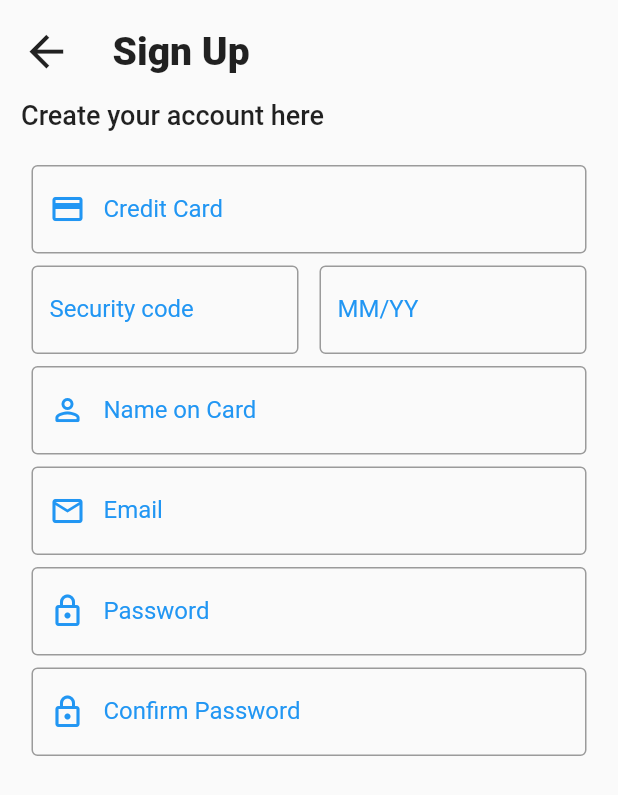
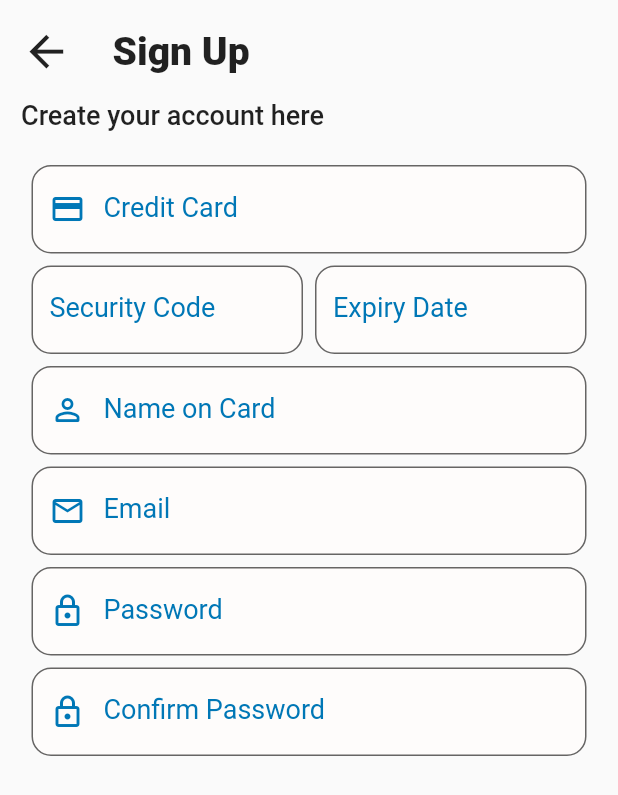
Before and after one commit to RaedAddala/boukini, a Flutter app: the screen it shows after launch, on a phone screen of 412 x 824 dp. Shown: the top 795 px of the screen. Run offline on Flutter 3.47's test engine with Material 2 defaults, Android fonts, the phone set to English and light mode, and no system bars; drawn by our look-alikes of flutter_form_builder; our stand-ins replace form_builder_validators.

Commit message:
Sign Up Form designed well.

```diff
--- /dev/null
+++ b/lib/Forms/FormWidgets/form_style.dart
@@ -0,0 +1,31 @@
+import 'package:flutter/material.dart';
+import 'package:hotel_booking/utils/style.dart';
+
+const Color formFillColor = Color(0xfffefcfb);
+const Color formLabelTextColor = Color(0xff00b4d8);
+
+const double circularBorderValue = 13.0;
+const double borderSideWidth = 3;
+const TextStyle labelStyle = TextStyle(
+  color: gThemePrimaryColor,
+  fontSize: 18,
+);
+const OutlineInputBorder formFocusedBorder = OutlineInputBorder(
+  borderRadius: BorderRadius.all(
+    Radius.circular(circularBorderValue),
+  ),
+  borderSide: BorderSide(
+    width: borderSideWidth,
+    color: gThemeFormColor,
+    strokeAlign: BorderSide.strokeAlignCenter,
+  ),
+);
+const OutlineInputBorder formBorder = OutlineInputBorder(
+  borderRadius: BorderRadius.all(
+    Radius.circular(circularBorderValue),
+  ),
+  borderSide: BorderSide(
+    width: borderSideWidth,
+    strokeAlign: BorderSide.strokeAlignCenter,
+  ),
+);
--- a/lib/Forms/FormWidgets/signup_form_widget.dart
+++ b/lib/Forms/FormWidgets/signup_form_widget.dart
@@ -5,6 +5,8 @@ import 'package:form_builder_validators/form_builder_validators.dart';
 import 'package:hotel_booking/utils/forminput_formatters.dart';
 import 'package:hotel_booking/utils/spaces.dart';
 import 'package:hotel_booking/utils/style.dart';
+
+import 'form_style.dart';
 
 class SignUpForm extends StatefulWidget {
   final GlobalKey<FormBuilderState> formKey;
@@ -18,10 +20,7 @@ class SignUpFormState extends State<SignUpForm> {
   @override
   Widget build(BuildContext context) {
     final formKey = widget.formKey;
-
-    final theme = Theme.of(context);
-    final secondaryColor = theme.colorScheme.secondary;
-
+    const requiredMessage = "Field can't be empty";
     final TextEditingController pass = TextEditingController();
     final TextEditingController confirmPass = TextEditingController();
 
@@ -42,28 +41,25 @@ class SignUpFormState extends State<SignUpForm> {
                   CardNumberInputFormatter(),
                 ],
                 autovalidateMode: AutovalidateMode.onUserInteraction,
-                decoration: InputDecoration(
-                  label: const Text("Credit Card"),
+                decoration: const InputDecoration(
+                  filled: true,
+                  fillColor: formFillColor,
+                  border: formBorder,
+                  focusedBorder: formFocusedBorder,
+                  label: Text("Credit Card"),
                   prefixIcon: Icon(
                     Icons.credit_card_outlined,
-                    color: secondaryColor,
+                    color: gThemePrimaryColor,
                   ),
-                  border: const OutlineInputBorder(),
-                  labelStyle: TextStyle(color: secondaryColor),
-                  focusedBorder: OutlineInputBorder(
-                    borderSide: BorderSide(
-                      width: 2.5,
-                      color: secondaryColor,
-                    ),
-                  ),
+                  labelStyle: labelStyle,
                 ),
                 validator: FormBuilderValidators.compose(
                   [
                     FormBuilderValidators.required(
-                      errorText: ('this field must be filled'),
+                      errorText: requiredMessage,
                     ),
                     FormBuilderValidators.creditCard(
-                      errorText: ('Enter a valid credit card number'),
+                      errorText: 'Enter a valid credit card number',
                     ),
                   ],
                 ),
@@ -83,20 +79,30 @@ class SignUpFormState extends State<SignUpForm> {
                         FilteringTextInputFormatter.digitsOnly,
                         LengthLimitingTextInputFormatter(4),
                       ],
-                      decoration: InputDecoration(
-                        label: const Text("Security code"),
-                        border: const OutlineInputBorder(),
-                        labelStyle: TextStyle(color: secondaryColor),
-                        focusedBorder: OutlineInputBorder(
-                          borderSide: BorderSide(
-                            width: 2.5,
-                            color: secondaryColor,
+                      validator: FormBuilderValidators.compose(
+                        [
+                          FormBuilderValidators.required(
+                            errorText: requiredMessage,
                           ),
-                        ),
+                          (String? val) {
+                            if (val != null && val.length < 3) {
+                              return "Must contain atleast 3 digits";
+                            }
+                            return null;
+                          }
+                        ],
+                      ),
+                      decoration: const InputDecoration(
+                        filled: true,
+                        fillColor: formFillColor,
+                        border: formBorder,
+                        focusedBorder: formFocusedBorder,
+                        label: Text("Security Code"),
+                        labelStyle: labelStyle,
                       ),
                     ),
                   ),
-                  gBigHorSpace,
+                  gMidHorSpace,
                   Expanded(
                     child: FormBuilderTextField(
                       name: "Expires",
@@ -108,16 +114,26 @@ class SignUpFormState extends State<SignUpForm> {
                         CardMonthFilteringText(),
                         CardMonthInputFormatter(),
                       ],
-                      decoration: InputDecoration(
-                        label: const Text("MM/YY"),
-                        border: const OutlineInputBorder(),
-                        labelStyle: TextStyle(color: secondaryColor),
-                        focusedBorder: OutlineInputBorder(
-                          borderSide: BorderSide(
-                            width: 2.5,
-                            color: secondaryColor,
+                      validator: FormBuilderValidators.compose(
+                        [
+                          FormBuilderValidators.required(
+                            errorText: requiredMessage,
                           ),
-                        ),
+                          (String? val) {
+                            if (val != null && val.length < 5) {
+                              return "Fill this field";
+                            }
+                            return null;
+                          }
+                        ],
+                      ),
+                      decoration: const InputDecoration(
+                        filled: true,
+                        fillColor: formFillColor,
+                        border: formBorder,
+                        focusedBorder: formFocusedBorder,
+                        label: Text("Expiry Date"),
+                        labelStyle: labelStyle,
                       ),
                     ),
                   ),
@@ -128,33 +144,30 @@ class SignUpFormState extends State<SignUpForm> {
               padding: gElementVerticalSmallPadding,
               child: FormBuilderTextField(
                 name: 'Name on Card',
-                decoration: InputDecoration(
-                  label: const Text("Name on Card"),
+                decoration: const InputDecoration(
+                  filled: true,
+                  fillColor: formFillColor,
+                  border: formBorder,
+                  focusedBorder: formFocusedBorder,
+                  label: Text("Name on Card"),
                   prefixIcon: Icon(
                     Icons.person_outline_rounded,
-                    color: secondaryColor,
+                    color: gThemePrimaryColor,
                   ),
-                  border: const OutlineInputBorder(),
-                  labelStyle: TextStyle(color: secondaryColor),
-                  focusedBorder: OutlineInputBorder(
-                    borderSide: BorderSide(
-                      width: 2.5,
-                      color: secondaryColor,
-                    ),
-                  ),
+                  labelStyle: labelStyle,
                 ),
                 autovalidateMode: AutovalidateMode.onUserInteraction,
                 validator: FormBuilderValidators.compose(
                   [
                     FormBuilderValidators.required(
-                      errorText: "Field must be filled",
+                      errorText: requiredMessage,
                     ),
                     (String? val) {
                       if (val != null &&
                           val.isNotEmpty &&
                           !RegExp(r'^[a-zA-Z]*( *[a-zA-Z]+)* *$')
                               .hasMatch(val.trim())) {
-                        return "Invalid String for fullname field";
+                        return "Invalid String for Fullname field";
                       }
                       return null;
                     },
@@ -168,20 +181,17 @@ class SignUpFormState extends State<SignUpForm> {
                 name: 'Email',
                 keyboardType: TextInputType.emailAddress,
                 autovalidateMode: AutovalidateMode.onUserInteraction,
-                decoration: InputDecoration(
-                  label: const Text("Email"),
+                decoration: const InputDecoration(
+                  filled: true,
+                  fillColor: formFillColor,
+                  border: formBorder,
+                  focusedBorder: formFocusedBorder,
+                  label: Text("Email"),
                   prefixIcon: Icon(
                     Icons.mail_outlined,
-                    color: secondaryColor,
+                    color: gThemePrimaryColor,
                   ),
-                  border: const OutlineInputBorder(),
-                  labelStyle: TextStyle(color: secondaryColor),
-                  focusedBorder: OutlineInputBorder(
-                    borderSide: BorderSide(
-                      width: 2.5,
-                      color: secondaryColor,
-                    ),
-                  ),
+                  labelStyle: labelStyle,
                 ),
                 validator: FormBuilderValidators.email(
                   errorText: 'Enter a valid email',
@@ -197,50 +207,29 @@ class SignUpFormState extends State<SignUpForm> {
                 validator: FormBuilderValidators.compose(
                   [
                     FormBuilderValidators.required(
-                      errorText: ('this field must be filled'),
+                      errorText: requiredMessage,
                     ),
                     FormBuilderValidators.minLength(
                       8,
-                      errorText: ('must contain 8 characters or more'),
+                      errorText: 'Must contain 8 characters or more',
                     ),
-                    (String? password) {
-                      if (!password!.contains(RegExp(r"[a-z]"))) {
-                        return "must contain atleast one lowercase letter";
-                      }
-                      if (!password.contains(RegExp(r"[A-Z]"))) {
-                        return "must contain atleast one uppercase letter";
-                      }
-                      if (!password.contains(RegExp(r"[0-9]"))) {
-                        return "must contain atleast one digit";
-                      }
-                      if (!password
-                          .contains(RegExp(r'[!@#$%^&*(),.?":{}|<>]'))) {
-                        return "must contain atleast one special character";
-                      }
-                      return null;
-                    },
+                    passwordCheck,
                   ],
                 ),
                 controller: pass,
-                decoration: InputDecoration(
+                decoration: const InputDecoration(
+                  filled: true,
+                  fillColor: formFillColor,
+                  border: formBorder,
+                  focusedBorder: formFocusedBorder,
                   hintText: "Enter New Password",
-                  hintStyle: const TextStyle(
-                      color: Colors.grey,
-                      fontSize: 8,
-                      fontWeight: FontWeight.w100),
-                  label: const Text("Password"),
+                  hintStyle: gBodyTextStyle,
+                  label: Text("Password"),
                   prefixIcon: Icon(
                     Icons.lock_outlined,
-                    color: secondaryColor,
+                    color: gThemePrimaryColor,
                   ),
-                  border: const OutlineInputBorder(),
-                  labelStyle: TextStyle(color: secondaryColor),
-                  focusedBorder: OutlineInputBorder(
-                    borderSide: BorderSide(
-                      width: 2.5,
-                      color: secondaryColor,
-                    ),
-                  ),
+                  labelStyle: labelStyle,
                 ),
               ),
             ),
@@ -254,38 +243,24 @@ class SignUpFormState extends State<SignUpForm> {
                 validator: FormBuilderValidators.compose(
                   [
                     FormBuilderValidators.required(
-                      errorText: ('this field must be filled'),
+                      errorText: requiredMessage,
                     ),
-                    (String? password) {
-                      if (password != null && password.isEmpty) {
-                        return "Please Re-Enter New Password";
-                      }
-                      if (password != pass.text) {
-                        return 'Password must be same as above';
-                      }
-                      return null;
-                    },
+                    passwordCheck,
                   ],
                 ),
-                decoration: InputDecoration(
+                decoration: const InputDecoration(
+                  filled: true,
+                  fillColor: formFillColor,
+                  border: formBorder,
+                  focusedBorder: formFocusedBorder,
                   hintText: "Re-Enter New Password",
-                  hintStyle: const TextStyle(
-                      color: Colors.grey,
-                      fontSize: 8,
-                      fontWeight: FontWeight.w100),
-                  label: const Text("Confirm Password"),
+                  hintStyle: gBodyTextStyle,
+                  label: Text("Confirm Password"),
                   prefixIcon: Icon(
                     Icons.lock_outlined,
-                    color: secondaryColor,
+                    color: gThemePrimaryColor,
                   ),
-                  border: const OutlineInputBorder(),
-                  labelStyle: TextStyle(color: secondaryColor),
-                  focusedBorder: OutlineInputBorder(
-                    borderSide: BorderSide(
-                      width: 2.5,
-                      color: secondaryColor,
-                    ),
-                  ),
+                  labelStyle: labelStyle,
                 ),
               ),
             ),
@@ -295,3 +270,19 @@ class SignUpFormState extends State<SignUpForm> {
     );
   }
 }
+
+String? passwordCheck(String? password) {
+  if (!password!.contains(RegExp(r"[a-z]"))) {
+    return "Must contain atleast one lowercase letter";
+  }
+  if (!password.contains(RegExp(r"[A-Z]"))) {
+    return "Must contain atleast one uppercase letter";
+  }
+  if (!password.contains(RegExp(r"[0-9]"))) {
+    return "Must contain atleast one digit";
+  }
+  if (!password.contains(RegExp(r'[!@#$%^&*(),.?":{}|<>]'))) {
+    return "Must contain atleast one special character";
+  }
+  return null;
+}
--- a/lib/utils/style.dart
+++ b/lib/utils/style.dart
@@ -25,7 +25,9 @@ const EdgeInsetsGeometry gElementHorizantalSmallPadding =
 */
 
 // Buttons Color:
+const Color gThemeFormColor = Color(0xff0096c7);
 const Color gThemePrimaryColor = Color(0xff0077b6);
+
 // Background Color
 const Color gThemeSecondartyColor = Color(0xfff8f7ff);
 // Text on buttons
```
